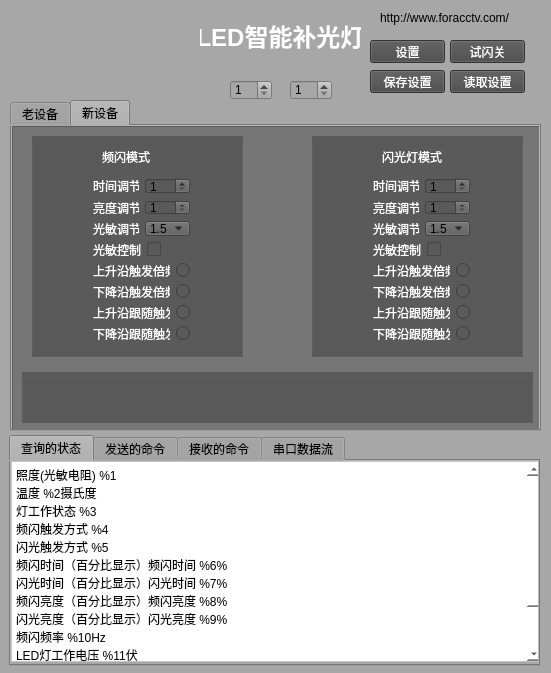
Before: the Qt Designer form LedControl/ControllerUI/mainwindow.ui in Anne081031/WinParkUI, drawn with Qt 5.
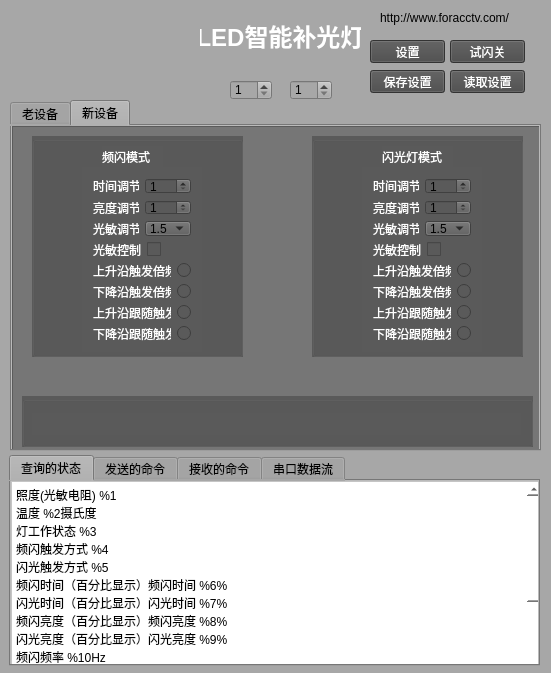
After: the same form once the commit is applied. The open tabs and pages were chosen to show the change. Icons and pictures are not drawn.

Patch:
```diff
--- a/LedControl/ControllerUI/mainwindow.ui
+++ b/LedControl/ControllerUI/mainwindow.ui
@@ -178,9 +178,9 @@
     <property name="geometry">
      <rect>
       <x>9</x>
-      <y>435</y>
+      <y>455</y>
       <width>531</width>
-      <height>231</height>
+      <height>211</height>
      </rect>
     </property>
     <property name="currentIndex">
@@ -221,7 +221,10 @@
 频闪频率 %10Hz
 LED灯工作电压 %11伏
 外部触发信号状态 %12
-</string>
+频闪频率 %13Hz
+LED灯工作电压 %14伏
+外部触发信号状态 %15
+帧频 %16</string>
       </property>
      </widget>
     </widget>
@@ -304,7 +307,7 @@
       <x>10</x>
       <y>100</y>
       <width>531</width>
-      <height>331</height>
+      <height>351</height>
      </rect>
     </property>
     <property name="currentIndex">
@@ -782,7 +785,7 @@
         <x>0</x>
         <y>0</y>
         <width>531</width>
-        <height>311</height>
+        <height>331</height>
        </rect>
       </property>
       <property name="styleSheet">
@@ -830,7 +833,7 @@
          <rect>
           <x>50</x>
           <y>31</y>
-          <width>119</width>
+          <width>120</width>
           <height>185</height>
          </rect>
         </property>
@@ -1090,7 +1093,7 @@
          <rect>
           <x>50</x>
           <y>31</y>
-          <width>119</width>
+          <width>120</width>
           <height>185</height>
          </rect>
         </property>
@@ -1320,7 +1323,7 @@
        <property name="geometry">
         <rect>
          <x>10</x>
-         <y>246</y>
+         <y>270</y>
          <width>511</width>
          <height>51</height>
         </rect>
@@ -1365,6 +1368,47 @@
         </layout>
        </widget>
       </widget>
+      <widget class="QWidget" name="layoutWidget">
+       <property name="geometry">
+        <rect>
+         <x>17</x>
+         <y>240</y>
+         <width>121</width>
+         <height>22</height>
+        </rect>
+       </property>
+       <layout class="QHBoxLayout" name="horizontalLayout_26">
+        <item>
+         <widget class="QLabel" name="label_31">
+          <property name="styleSheet">
+           <string notr="true">color: rgb(255, 255, 255);</string>
+          </property>
+          <property name="text">
+           <string>帧频选择</string>
+          </property>
+         </widget>
+        </item>
+        <item>
+         <widget class="QComboBox" name="cbLightFrameFreq">
+          <item>
+           <property name="text">
+            <string>整倍频</string>
+           </property>
+          </item>
+          <item>
+           <property name="text">
+            <string>半倍频</string>
+           </property>
+          </item>
+          <item>
+           <property name="text">
+            <string>14.5帧</string>
+           </property>
+          </item>
+         </widget>
+        </item>
+       </layout>
+      </widget>
      </widget>
     </widget>
    </widget>
```
